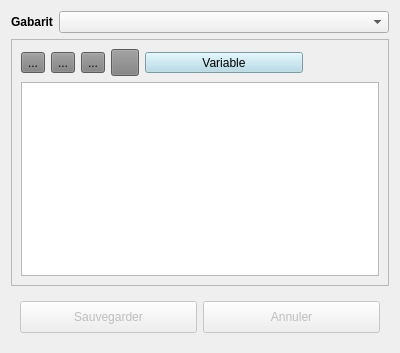
Qt form client/src/services/EmailService/EmailServiceConfigWidget.ui (introlab/openteraplus) before a commit.
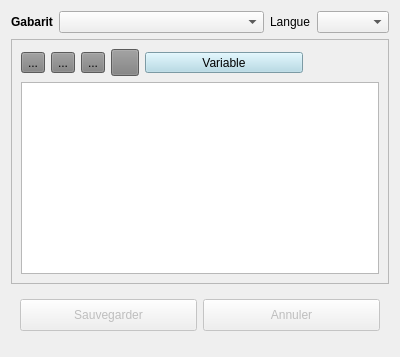
The same form after that commit. Icons and pictures are not drawn. Custom widgets are drawn as their Qt base class.

Commit message: Refs #98. Completed email template editor

Patch:
```diff
--- a/client/src/services/EmailService/EmailServiceConfigWidget.ui
+++ b/client/src/services/EmailService/EmailServiceConfigWidget.ui
@@ -45,7 +45,24 @@
       </widget>
      </item>
      <item>
-      <widget class="QComboBox" name="cmbTemplate"/>
+      <widget class="QComboBox" name="cmbTemplate">
+       <property name="sizePolicy">
+        <sizepolicy hsizetype="Expanding" vsizetype="Fixed">
+         <horstretch>0</horstretch>
+         <verstretch>0</verstretch>
+        </sizepolicy>
+       </property>
+      </widget>
+     </item>
+     <item>
+      <widget class="QLabel" name="lblLanguage">
+       <property name="text">
+        <string>Langue</string>
+       </property>
+      </widget>
+     </item>
+     <item>
+      <widget class="QComboBox" name="cmbLanguage"/>
      </item>
     </layout>
    </item>
@@ -261,8 +278,19 @@
      </layout>
     </widget>
    </item>
+   <item>
+    <widget class="ResultMessageWidget" name="wdgMessages" native="true"/>
+   </item>
   </layout>
  </widget>
+ <customwidgets>
+  <customwidget>
+   <class>ResultMessageWidget</class>
+   <extends>QWidget</extends>
+   <header>widgets/ResultMessageWidget.h</header>
+   <container>1</container>
+  </customwidget>
+ </customwidgets>
  <resources>
   <include location="../../../resources/TeraClient.qrc"/>
  </resources>
```
The commit also changes 5 other files.
